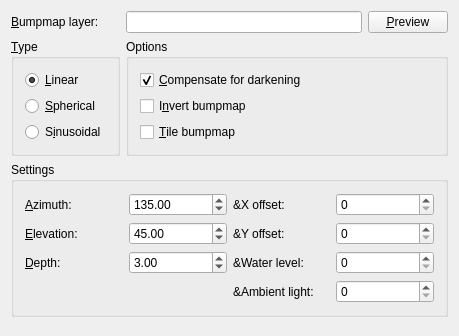
The window that krita/plugins/filters/bumpmap/wdgbumpmap.ui (KDE/krita) describes before a commit, drawn with Qt 5.
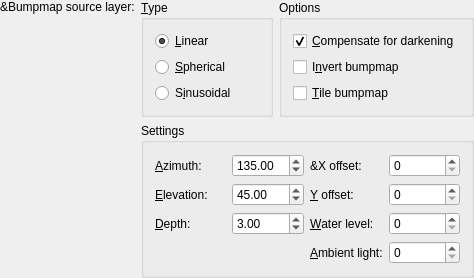
The same window after the commit. Custom widgets are drawn as their Qt base class.

Commit message: Show the treeview of layers in the bumpmap config widget

What changed in the file:
```diff
--- a/krita/plugins/filters/bumpmap/wdgbumpmap.ui
+++ b/krita/plugins/filters/bumpmap/wdgbumpmap.ui
@@ -5,36 +5,45 @@
    <rect>
     <x>0</x>
     <y>0</y>
-    <width>459</width>
-    <height>336</height>
+    <width>474</width>
+    <height>269</height>
    </rect>
   </property>
-  <layout class="QGridLayout" >
-   <item row="0" column="0" >
-    <widget class="QLabel" name="lblLayer" >
-     <property name="text" >
-      <string>&amp;Bumpmap layer:</string>
-     </property>
-     <property name="buddy" >
-      <cstring>txtSourceLayer</cstring>
-     </property>
-    </widget>
+  <layout class="QGridLayout" name="gridLayout" >
+   <property name="sizeConstraint" >
+    <enum>QLayout::SetMinimumSize</enum>
+   </property>
+   <property name="margin" >
+    <number>0</number>
+   </property>
+   <item rowspan="2" row="0" column="0" >
+    <layout class="QVBoxLayout" name="verticalLayout" >
+     <item>
+      <widget class="QLabel" name="lblLayer" >
+       <property name="sizePolicy" >
+        <sizepolicy vsizetype="Minimum" hsizetype="Minimum" >
+         <horstretch>0</horstretch>
+         <verstretch>0</verstretch>
+        </sizepolicy>
+       </property>
+       <property name="text" >
+        <string>&amp;Bumpmap source layer:</string>
+       </property>
+      </widget>
+     </item>
+     <item>
+      <widget class="KoDocumentSectionView" native="1" name="listLayers" >
+       <property name="sizePolicy" >
+        <sizepolicy vsizetype="Expanding" hsizetype="Preferred" >
+         <horstretch>0</horstretch>
+         <verstretch>0</verstretch>
+        </sizepolicy>
+       </property>
+      </widget>
+     </item>
+    </layout>
    </item>
    <item row="0" column="1" >
-    <widget class="QLineEdit" name="txtSourceLayer" >
-     <property name="toolTip" >
-      <string>Bumpmapping is a process where two layers are combined to give one layer the illusion of depth. One layer will contain your image, the other a grayscale or black-and-white representation of height, which is the bumpmap. If you do not specify a bumpmap layer, the current layer will be used.</string>
-     </property>
-    </widget>
-   </item>
-   <item row="0" column="2" >
-    <widget class="QPushButton" name="bnRefresh" >
-     <property name="text" >
-      <string>&amp;Preview</string>
-     </property>
-    </widget>
-   </item>
-   <item row="1" column="0" >
     <widget class="QGroupBox" name="grpType" >
      <property name="title" >
       <string>&amp;Type</string>
@@ -67,7 +76,7 @@
      </layout>
     </widget>
    </item>
-   <item row="1" column="1" colspan="2" >
+   <item row="0" column="2" >
     <widget class="QGroupBox" name="grpOptions" >
      <property name="title" >
       <string>Options</string>
@@ -100,7 +109,7 @@
      </layout>
     </widget>
    </item>
-   <item row="2" column="0" colspan="3" >
+   <item row="1" column="1" colspan="2" >
     <widget class="QGroupBox" name="grpSettings" >
      <property name="title" >
       <string>Settings</string>
@@ -167,6 +176,9 @@
         <property name="text" >
          <string>&amp;Y offset:</string>
         </property>
+        <property name="buddy" >
+         <cstring>intYOffset</cstring>
+        </property>
        </widget>
       </item>
       <item row="1" column="3" >
@@ -206,6 +218,9 @@
         <property name="text" >
          <string>&amp;Water level:</string>
         </property>
+        <property name="buddy" >
+         <cstring>intWaterLevel</cstring>
+        </property>
        </widget>
       </item>
       <item row="2" column="3" >
@@ -216,6 +231,9 @@
         <property name="text" >
          <string>&amp;Ambient light:</string>
         </property>
+        <property name="buddy" >
+         <cstring>intAmbient</cstring>
+        </property>
        </widget>
       </item>
       <item row="3" column="3" >
@@ -224,22 +242,16 @@
      </layout>
     </widget>
    </item>
-   <item row="3" column="0" >
-    <spacer>
-     <property name="orientation" >
-      <enum>Qt::Vertical</enum>
-     </property>
-     <property name="sizeHint" stdset="0" >
-      <size>
-       <width>20</width>
-       <height>40</height>
-      </size>
-     </property>
-    </spacer>
-   </item>
   </layout>
  </widget>
  <layoutdefault spacing="6" margin="11" />
+ <customwidgets>
+  <customwidget>
+   <class>KoDocumentSectionView</class>
+   <extends></extends>
+   <header location="global" >KoDocumentSectionView.h</header>
+  </customwidget>
+ </customwidgets>
  <tabstops>
   <tabstop>txtSourceLayer</tabstop>
   <tabstop>radioLinear</tabstop>
```
Left out of the diff: 8 changed lines with no effect on the pictures. The commit also changes 2 other files.
